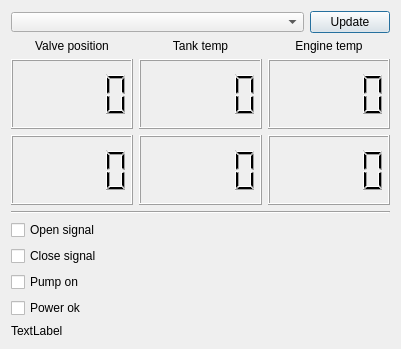
Old version of the form Main.ui in the repository max-bold/Prius1.
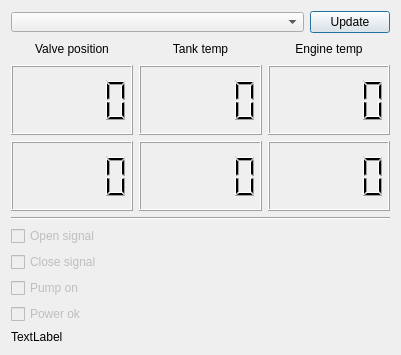
New version of the form.

The edit to the form file:
```diff
--- a/Main.ui
+++ b/Main.ui
@@ -7,7 +7,7 @@
     <x>0</x>
     <y>0</y>
     <width>401</width>
-    <height>329</height>
+    <height>355</height>
    </rect>
   </property>
   <property name="windowTitle">
@@ -17,7 +17,10 @@
    <item row="5" column="0" colspan="3">
     <layout class="QGridLayout" name="gridLayout" rowstretch="0,0,0,0">
      <item row="2" column="0">
-      <widget class="QCheckBox" name="checkBox_3">
+      <widget class="QCheckBox" name="pump_cb">
+       <property name="enabled">
+        <bool>false</bool>
+       </property>
        <property name="autoFillBackground">
         <bool>false</bool>
        </property>
@@ -25,12 +28,15 @@
         <string>Pump on</string>
        </property>
        <property name="checkable">
-        <bool>false</bool>
+        <bool>true</bool>
        </property>
       </widget>
      </item>
      <item row="1" column="0">
-      <widget class="QCheckBox" name="checkBox_2">
+      <widget class="QCheckBox" name="close_cb">
+       <property name="enabled">
+        <bool>false</bool>
+       </property>
        <property name="autoFillBackground">
         <bool>false</bool>
        </property>
@@ -38,12 +44,15 @@
         <string>Close signal</string>
        </property>
        <property name="checkable">
-        <bool>false</bool>
+        <bool>true</bool>
        </property>
       </widget>
      </item>
      <item row="0" column="0">
-      <widget class="QCheckBox" name="checkBox">
+      <widget class="QCheckBox" name="open_cb">
+       <property name="enabled">
+        <bool>false</bool>
+       </property>
        <property name="autoFillBackground">
         <bool>false</bool>
        </property>
@@ -51,12 +60,15 @@
         <string>Open signal</string>
        </property>
        <property name="checkable">
-        <bool>false</bool>
+        <bool>true</bool>
        </property>
       </widget>
      </item>
      <item row="3" column="0">
-      <widget class="QCheckBox" name="checkBox_4">
+      <widget class="QCheckBox" name="power_cb">
+       <property name="enabled">
+        <bool>false</bool>
+       </property>
        <property name="autoFillBackground">
         <bool>false</bool>
        </property>
@@ -64,7 +76,7 @@
         <string>Power ok</string>
        </property>
        <property name="checkable">
-        <bool>false</bool>
+        <bool>true</bool>
        </property>
       </widget>
      </item>
```
Left out of the diff: 8 changed lines with no effect on the pictures.
